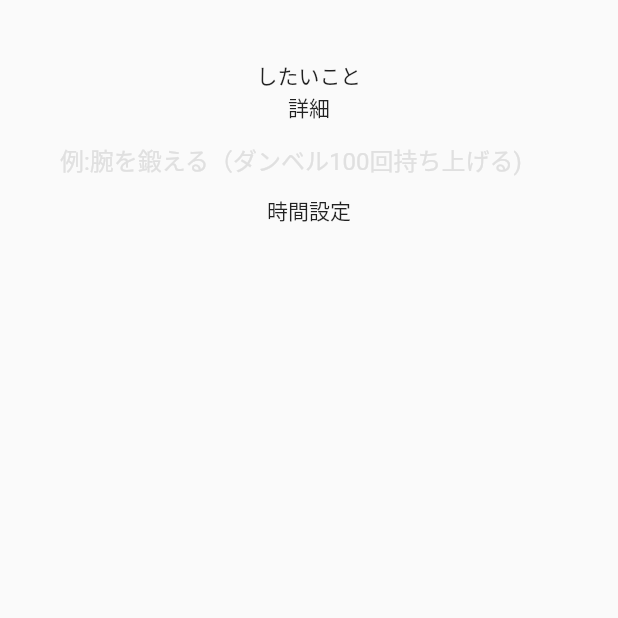
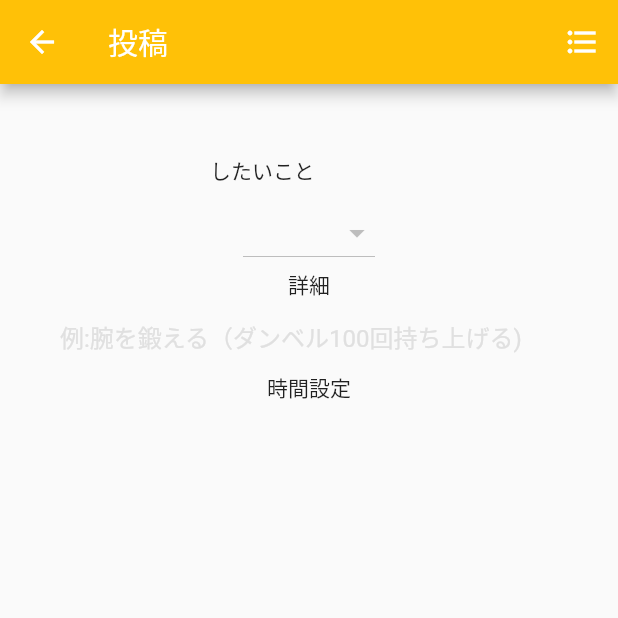
Before and after one commit to Aky-kashi/habbit_boddy, a Flutter app: the PostPage screen opened directly, on a phone screen of 412 x 824 dp, the top half of it. Run offline on Flutter 3.47's test engine with Material 2 defaults, Android fonts, the phone set to English and light mode, and no system bars; our stand-ins replace cloud_firestore, firebase_auth, firebase_core, flutter_signin_button, fluttertoast, font_awesome_flutter and 1 more; accounts and stored records are empty.

Commit message:
eighth commit

```diff
--- a/lib/view/post/page/post_page.dart
+++ b/lib/view/post/page/post_page.dart
@@ -1,4 +1,5 @@
 import "package:flutter/material.dart";
+import 'package:habit_boddy/view/post/page/post_prepararion.dart';
 import 'package:habit_boddy/view_models/post_view_model.dart';
 import 'package:provider/provider.dart';
 
@@ -9,6 +10,7 @@ class PostPage extends StatefulWidget {
 
 class _PostPageState extends State<PostPage> {
   final _captionController = TextEditingController();
+  List<String> _list = <String>['りんご', 'オレンジ', 'みかん', 'ぶどう'];
 
   @override
   void initState() {
@@ -25,19 +27,54 @@ class _PostPageState extends State<PostPage> {
   @override
   Widget build(BuildContext context) {
     return Scaffold(
+      appBar: AppBar(
+        title: Text('投稿'),
+        actions: [
+          IconButton(
+              icon: Icon(Icons.format_list_bulleted),
+              onPressed: () {
+                Navigator.push(
+                  context,
+                  MaterialPageRoute(builder: (context) => PostPreparation()),
+                );
+              })
+        ],
+        backgroundColor: Colors.amber,
+      ),
       body: Padding(
         padding: const EdgeInsets.all(40.0),
         child: Column(
           children: [
-            Text("したいこと"),
+            Row(
+              children: [
+                Padding(
+                  padding: const EdgeInsets.only(left:100.0),
+                  child: Text("したいこと"),
+                ),
+                Text("$_text",
+                  style: TextStyle(
+                      color:Colors.blueAccent,
+                      fontSize: 30.0,
+                      fontWeight: FontWeight.w500
+                  ),
+                ),
+              ],
+            ),
+            DropdownButton<String>(
+              items: _list.map<DropdownMenuItem<String>>((String value) {
+                return DropdownMenuItem<String>(
+                  value: value,
+                  child: Text(value),
+                );
+              }).toList(),
+            ),
             Text("詳細"),
             TextField(
               controller: _captionController,
               decoration: InputDecoration(
-                hintText: "例:腕を鍛える（ダンベル100回持ち上げる)",
+                  hintText: "例:腕を鍛える（ダンベル100回持ち上げる)",
                   hintStyle: TextStyle(color: Colors.grey[300]),
-                  border: InputBorder.none
-              ),
+                  border: InputBorder.none),
             ),
             Text("時間設定"),
           ],
@@ -52,3 +89,33 @@ class _PostPageState extends State<PostPage> {
     print("caption: ${viewModel.caption}");
   }
 }
+
+
+List<String> _list = <String>['りんご', 'オレンジ', 'みかん', 'ぶどう'];
+String _text = '';
+
+Widget build(BuildContext context) {
+  return Container(
+      padding: const EdgeInsets.all(50.0),
+      child: Column(
+        children: <Widget>[
+          Text(
+            "$_text",
+            style: TextStyle(
+                color:Colors.blueAccent,
+                fontSize: 30.0,
+                fontWeight: FontWeight.w500
+            ),
+          ),
+          DropdownButton<String>(
+            items: _list.map<DropdownMenuItem<String>>((String value) {
+              return DropdownMenuItem<String>(
+                value: value,
+                child: Text(value),
+              );
+            }).toList(),
+          ),
+        ],
+      )
+  );
+}
```
Also changed, not shown: lib/models/repositories/post_repository.dart (+116 -0 lines), lib/view/post/page/post_prepararion.dart (+88 -26 lines).
